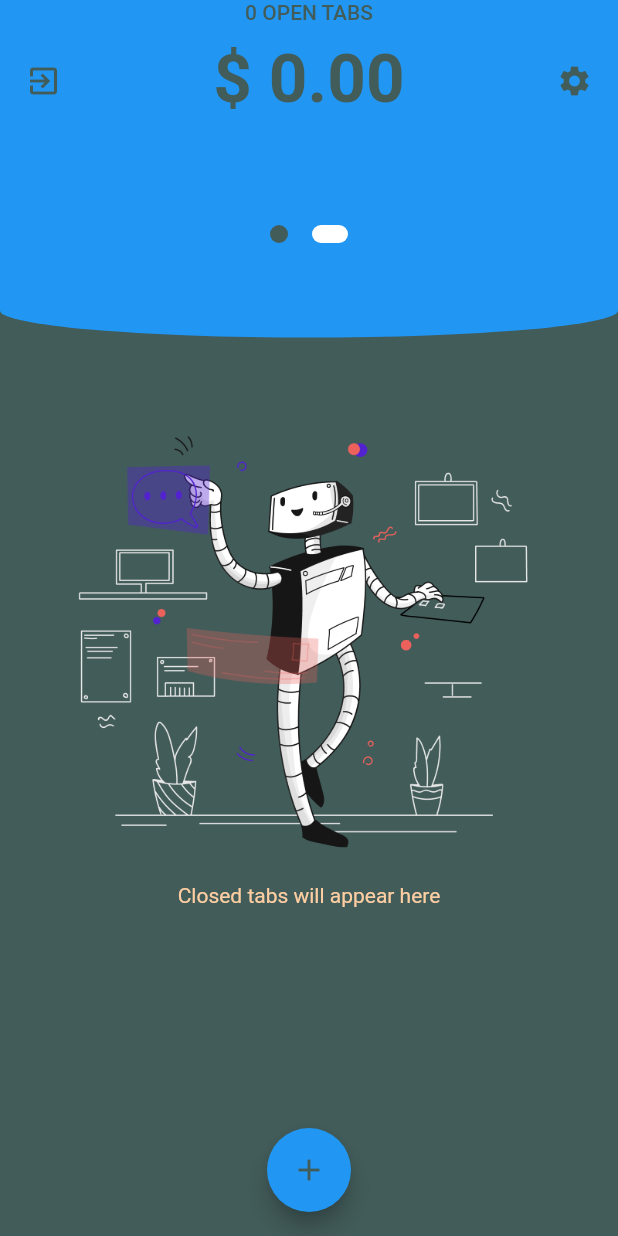
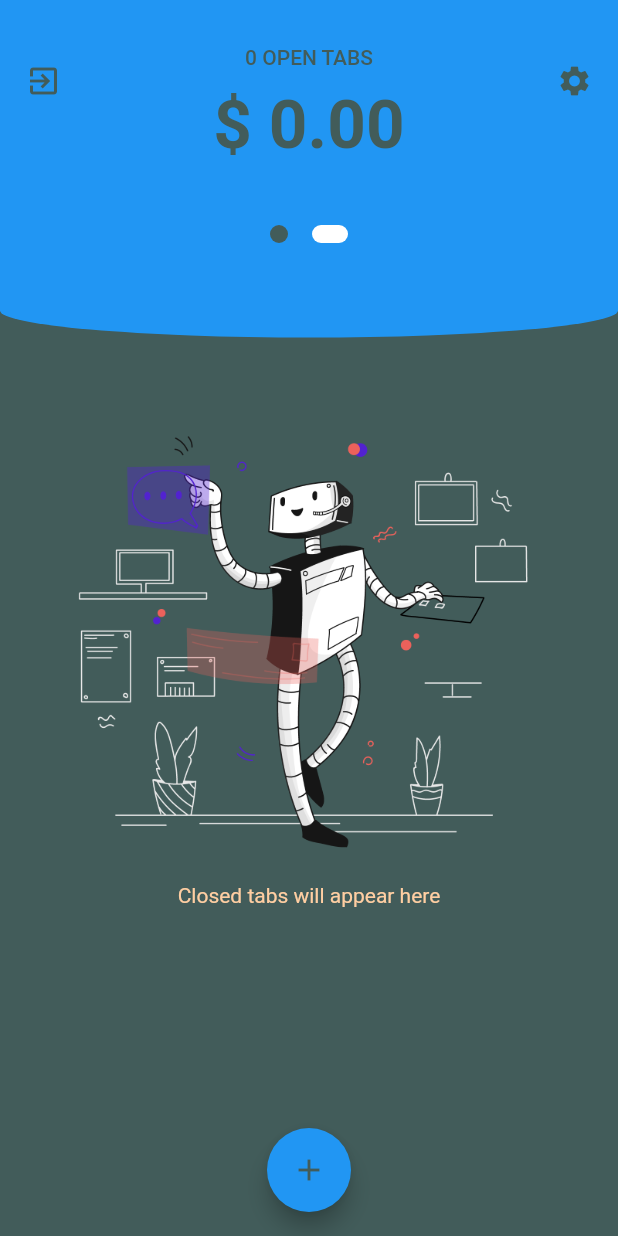
Before and after one commit to Harshvsb1105/Taskulator, a Flutter app: the Home screen opened directly with empty values, swiped to page 2, on a phone screen of 412 x 824 dp. Run offline on Flutter 3.47's test engine with Material 2 defaults, Android fonts, the phone set to English and light mode, and no system bars; drawn by our look-alikes of auto_size_text; our stand-ins replace cloud_firestore, contacts_service, curved_navigation_bar, firebase_auth, flutter_money_formatter, flutter_signin_button and 9 more; accounts and stored records are empty; network calls fail.

Commit message:
New Features

```diff
--- a/lib/Currency Converter/GreenNumPad.dart
+++ b/lib/Currency Converter/GreenNumPad.dart
@@ -1,7 +1,5 @@
 import 'dart:convert';
-
 import 'package:flutter/material.dart';
-
 import 'package:http/http.dart' as http;
 import 'package:taskulator/Currency%20Converter/dashboard.dart';
 
--- a/lib/Currency Converter/WhiteNumPad.dart
+++ b/lib/Currency Converter/WhiteNumPad.dart
@@ -1,9 +1,6 @@
 import 'dart:convert';
-
 import 'package:flutter/material.dart';
-import 'currencyService.dart';
 import 'package:http/http.dart' as http;
-
 import 'dashboard.dart';
 
 
@@ -216,7 +213,7 @@ class _InputWhitePageState extends State<InputWhitePage> {
         ),
         InkWell(
           onTap: () {
-              convertCurrency(widget.origCurrency, widget.convCurrency, currInput, context);
+            convertCurrency(widget.origCurrency, widget.convCurrency, currInput, context);
           },
           child: Container(
             height: 80.0,
--- a/lib/Expense Check/widgets/tabsInfoHeader.dart
+++ b/lib/Expense Check/widgets/tabsInfoHeader.dart
@@ -1,3 +1,4 @@
+import 'package:auto_size_text/auto_size_text.dart';
 import 'package:flutter/material.dart';
 import 'package:cloud_firestore/cloud_firestore.dart';
 import 'package:provider/provider.dart';
@@ -71,12 +72,10 @@ class TabsInfoHeader extends StatelessWidget {
           SizedBox(
             height: 10,
           ),
-          Expanded(
-            child: Text(
-                getTotalAmountFormatted(
-                    tabs, Provider.of<SettingsState>(context).selectedCurrency),
-                style: TextStyle(color: Color(0xff425c5a), fontSize: 45, fontWeight: FontWeight.bold)),
-          ),
+          AutoSizeText(
+              getTotalAmountFormatted(
+                  tabs, Provider.of<SettingsState>(context).selectedCurrency),
+              style: TextStyle(color: Color(0xff425c5a), fontSize: 45, fontWeight: FontWeight.bold),maxLines: 1,),
           SizedBox(
             height: 10,
           ),
```
Also changed, not shown: lib/Currency Converter/CurrencyList.dart (+13 -0 lines), lib/Currency Converter/currencyService.dart (+28 -28 lines), lib/Currency Converter/dashboard.dart (+9 -10 lines), lib/Expense Check/widgets/tabsCard.dart (+5 -5 lines), pubspec.yaml (+11 -0 lines), assets/payment.png (added), assets/time-is-money-4.png (added), pubspec.lock, 22 other files. Lines whose indentation alone changed are shown as unchanged.
